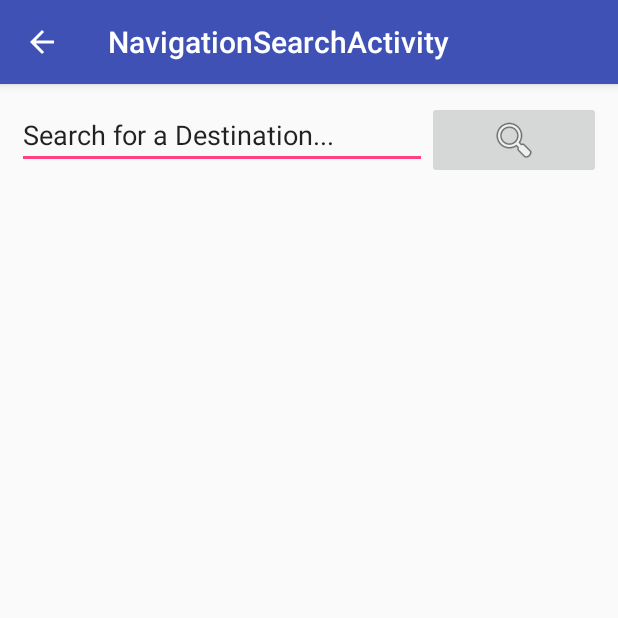
After one commit to hanabanashiku/Pathfinder, an Android app: the NavigationSearchActivity screen opened directly, with no data from a screen before it, on a phone screen of 412 x 824 dp, the top half of it. The commit adds this screen. Run offline under Robolectric (Android 15) with nearby library versions, the light colour scheme and no system bars.

Commit message:
Started Destination search activity

```diff
--- a/Pathfinder/app/build.gradle
+++ b/Pathfinder/app/build.gradle
@@ -30,6 +30,7 @@ dependencies {
     implementation 'com.android.support:support-v13:28.0.0'
     implementation 'androidx.lifecycle:lifecycle-extensions:2.0.0-beta01'
     implementation 'androidx.legacy:legacy-support-v4:1.0.0-beta01'
+    implementation 'com.google.android.material:material:1.0.0-beta01'
     testImplementation 'junit:junit:4.12'
     androidTestImplementation 'androidx.test:runner:1.1.2-alpha02'
     androidTestImplementation 'androidx.test.espresso:espresso-core:3.2.0-alpha02'
--- a/Pathfinder/app/src/main/java/tk/pathfinder/UI/MapView.java
+++ b/Pathfinder/app/src/main/java/tk/pathfinder/UI/MapView.java
@@ -71,6 +71,10 @@ public class MapView extends View {
     @Override
     protected void onDraw(Canvas canvas) {
         super.onDraw(canvas);
+
+        // check for nulls
+        if(map == null)
+            return;
 
         // draw paths (first so nodes are above the line if there is overlap)
         for(Iterator<Edge> edges = map.getEdges(); edges.hasNext(); ){
--- /dev/null
+++ b/Pathfinder/app/src/main/java/tk/pathfinder/UI/NavigationSearchActivity.java
@@ -0,0 +1,27 @@
+package tk.pathfinder.UI;
+
+import android.os.Bundle;
+
+import com.google.android.material.floatingactionbutton.FloatingActionButton;
+import com.google.android.material.snackbar.Snackbar;
+
+import androidx.appcompat.app.AppCompatActivity;
+import androidx.appcompat.widget.Toolbar;
+
+import android.view.View;
+
+import tk.pathfinder.R;
+
+public class NavigationSearchActivity extends AppCompatActivity {
+
+    @Override
+    protected void onCreate(Bundle savedInstanceState) {
+        super.onCreate(savedInstanceState);
+        setContentView(R.layout.activity_navigation_search);
+        Toolbar toolbar = findViewById(R.id.toolbar);
+        setSupportActionBar(toolbar);
+
+        getSupportActionBar().setDisplayHomeAsUpEnabled(true);
+    }
+
+}
--- /dev/null
+++ b/Pathfinder/app/src/main/res/layout/activity_navigation_search.xml
@@ -0,0 +1,60 @@
+<?xml version="1.0" encoding="utf-8"?>
+<LinearLayout xmlns:android="http://schemas.android.com/apk/res/android"
+    xmlns:app="http://schemas.android.com/apk/res-auto"
+    xmlns:tools="http://schemas.android.com/tools"
+    android:layout_width="match_parent"
+    android:layout_height="match_parent"
+    android:orientation="vertical"
+    tools:context=".UI.NavigationSearchActivity">
+
+    <com.google.android.material.appbar.AppBarLayout
+        android:layout_width="match_parent"
+        android:layout_height="wrap_content"
+        android:theme="@style/AppTheme.AppBarOverlay">
+
+        <androidx.appcompat.widget.Toolbar
+            android:id="@+id/toolbar"
+            android:layout_width="match_parent"
+            android:layout_height="?attr/actionBarSize"
+            android:background="?attr/colorPrimary"
+            app:popupTheme="@style/AppTheme.PopupOverlay" />
+
+    </com.google.android.material.appbar.AppBarLayout>
+
+    <FrameLayout
+        android:id="@+id/dest_search_content"
+        android:layout_width="match_parent"
+        android:layout_height="0dp"
+        android:layout_margin="5pt"
+        android:layout_weight="1">
+
+        <LinearLayout
+            android:layout_width="match_parent"
+            android:layout_height="match_parent"
+            android:orientation="horizontal">
+
+            <EditText
+                android:id="@+id/dest_search_box"
+                android:layout_width="wrap_content"
+                android:layout_height="wrap_content"
+                android:layout_weight="1"
+                android:autofillHints=""
+                android:ems="10"
+                android:hint="@string/destination_search_box"
+                android:inputType="textNoSuggestions|textPersonName|text"
+                android:text="@string/search_for_a_destination" />
+
+            <ImageButton
+                android:id="@+id/dest_search_submit"
+                android:layout_width="wrap_content"
+                android:layout_height="wrap_content"
+                android:layout_weight="1"
+                android:contentDescription="@string/search"
+                android:scaleType="center"
+                android:src="@android:drawable/ic_menu_search" />
+
+        </LinearLayout>
+    </FrameLayout>
+
+
+</LinearLayout>
--- a/Pathfinder/app/src/main/res/values/strings.xml
+++ b/Pathfinder/app/src/main/res/values/strings.xml
@@ -15,4 +15,7 @@
     <string name="no_map_header">Well, this is awkward.</string>
     <string name="no_map_desc">It looks like the building you are in is not Pathfinder-enabled. In the mean time, why not look for locations that are?</string>
     <string name="building_search_box_hint">Building Search Box</string>
+    <string name="destination_search_box">Destination Search Box</string>
+    <string name="search_for_a_destination">Search for a Destination...</string>
+    <string name="title_activity_navigation_search">NavigationSearchActivity</string>
 </resources>
```
Also changed, not shown: Pathfinder/app/src/main/AndroidManifest.xml (+10 -0 lines), Pathfinder/app/src/main/java/tk/pathfinder/UI/HomeActivity.java (+8 -1 lines), Pathfinder/app/src/main/java/tk/pathfinder/UI/MapFragment.java (added, +83 -0 lines), Pathfinder/app/src/main/res/layout/fragment_map.xml (added, +39 -0 lines), Pathfinder/app/src/main/res/values/styles.xml (+5 -2 lines).
